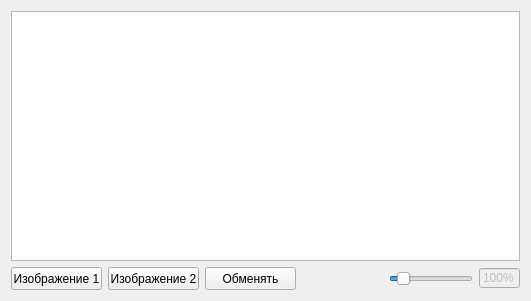
PalmtopTiger/Comparator, file src/mainwindow.ui: the form before one commit.
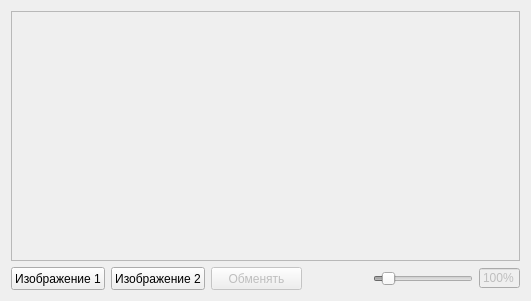
The form after the commit. Icons and pictures are not drawn.

```diff
--- a/src/mainwindow.ui
+++ b/src/mainwindow.ui
@@ -24,6 +24,9 @@
    <layout class="QVBoxLayout" name="verticalLayout_2">
     <item>
      <widget class="QGraphicsView" name="graphicsView">
+      <property name="enabled">
+       <bool>false</bool>
+      </property>
       <property name="contextMenuPolicy">
        <enum>Qt::CustomContextMenu</enum>
       </property>
@@ -46,7 +49,7 @@
       <item>
        <widget class="QPushButton" name="btOpen1">
         <property name="sizePolicy">
-         <sizepolicy hsizetype="Fixed" vsizetype="Fixed">
+         <sizepolicy hsizetype="Minimum" vsizetype="Fixed">
           <horstretch>0</horstretch>
           <verstretch>0</verstretch>
          </sizepolicy>
@@ -59,10 +62,13 @@
         </property>
         <property name="maximumSize">
          <size>
-          <width>91</width>
+          <width>16777215</width>
           <height>23</height>
          </size>
         </property>
+        <property name="toolTip">
+         <string>Открыть</string>
+        </property>
         <property name="autoFillBackground">
          <bool>true</bool>
         </property>
@@ -74,7 +80,7 @@
       <item>
        <widget class="QPushButton" name="btOpen2">
         <property name="sizePolicy">
-         <sizepolicy hsizetype="Fixed" vsizetype="Fixed">
+         <sizepolicy hsizetype="Minimum" vsizetype="Fixed">
           <horstretch>0</horstretch>
           <verstretch>0</verstretch>
          </sizepolicy>
@@ -87,10 +93,13 @@
         </property>
         <property name="maximumSize">
          <size>
-          <width>91</width>
+          <width>16777215</width>
           <height>23</height>
          </size>
         </property>
+        <property name="toolTip">
+         <string>Открыть</string>
+        </property>
         <property name="autoFillBackground">
          <bool>true</bool>
         </property>
@@ -101,6 +110,9 @@
       </item>
       <item>
        <widget class="QPushButton" name="btSwitch">
+        <property name="enabled">
+         <bool>false</bool>
+        </property>
         <property name="sizePolicy">
          <sizepolicy hsizetype="Fixed" vsizetype="Fixed">
           <horstretch>0</horstretch>
@@ -125,38 +137,26 @@
        </widget>
       </item>
       <item>
-       <widget class="QLabel" name="lbName">
-        <property name="sizePolicy">
-         <sizepolicy hsizetype="MinimumExpanding" vsizetype="Fixed">
-          <horstretch>0</horstretch>
-          <verstretch>0</verstretch>
-         </sizepolicy>
+       <spacer name="horizontalSpacer">
+        <property name="orientation">
+         <enum>Qt::Horizontal</enum>
         </property>
-        <property name="minimumSize">
+        <property name="sizeType">
+         <enum>QSizePolicy::MinimumExpanding</enum>
+        </property>
+        <property name="sizeHint" stdset="0">
          <size>
           <width>0</width>
-          <height>16</height>
+          <height>0</height>
          </size>
         </property>
-        <property name="maximumSize">
-         <size>
-          <width>16777215</width>
-          <height>16</height>
-         </size>
-        </property>
-        <property name="font">
-         <font>
-          <weight>75</weight>
-          <bold>true</bold>
-         </font>
-        </property>
-        <property name="text">
-         <string/>
-        </property>
-       </widget>
+       </spacer>
       </item>
       <item>
        <widget class="QSlider" name="slZoom">
+        <property name="enabled">
+         <bool>false</bool>
+        </property>
         <property name="sizePolicy">
          <sizepolicy hsizetype="Expanding" vsizetype="Fixed">
           <horstretch>0</horstretch>
@@ -165,13 +165,13 @@
         </property>
         <property name="minimumSize">
          <size>
-          <width>30</width>
+          <width>100</width>
           <height>19</height>
          </size>
         </property>
         <property name="maximumSize">
          <size>
-          <width>160</width>
+          <width>300</width>
           <height>19</height>
          </size>
         </property>
```
